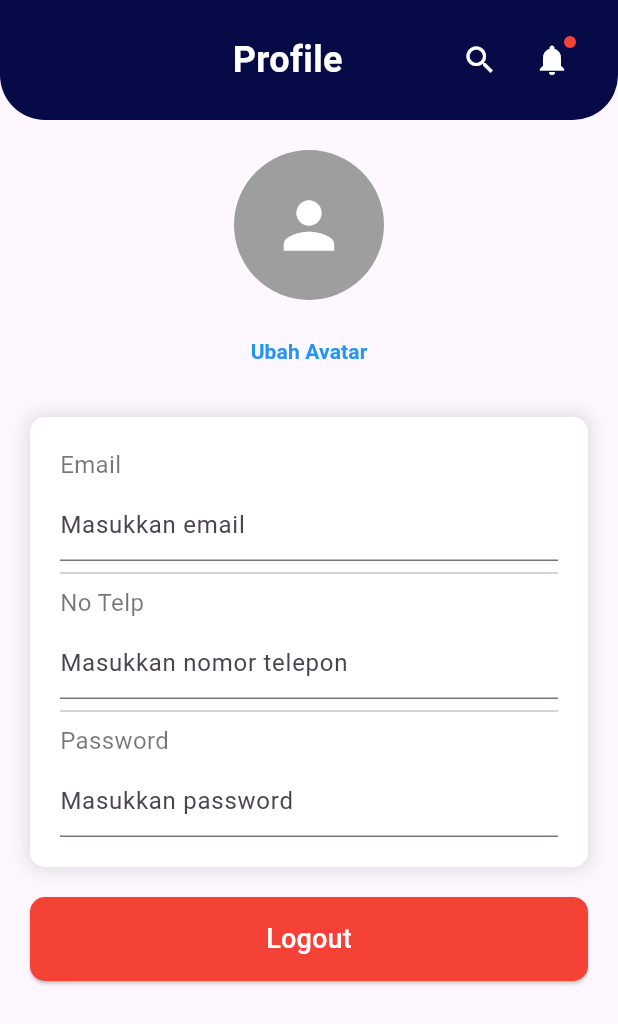
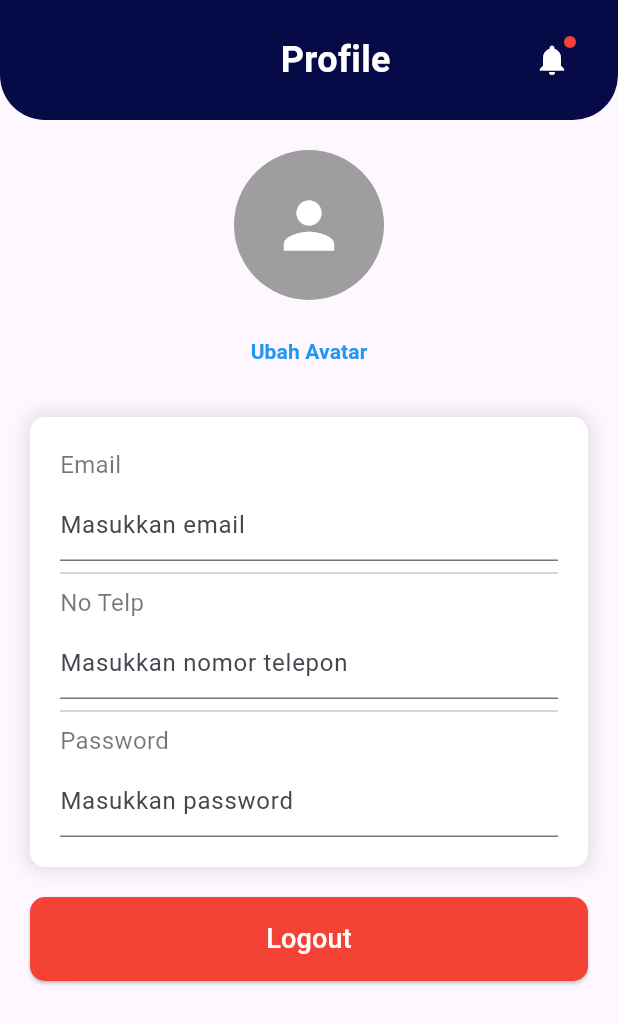
Before and after one commit to davinalifianda123/Wicara_Admin_Mobile, a Flutter app: the ProfileScreen screen opened directly, on a phone screen of 412 x 824 dp. Shown: the top 1024 px of the screen. Run offline on Flutter 3.47's test engine with Material 3 defaults, Android fonts, the light colour scheme and no system bars.

Commit message:
hilangkan search di profile

```diff
--- a/lib/main.dart
+++ b/lib/main.dart
@@ -1262,15 +1262,6 @@ class _ProfileScreenState extends State<ProfileScreen> {
                     const Spacer(),
                     Row(
                       children: [
-                        IconButton(
-                          icon: const Icon(
-                            Icons.search,
-                            color: Colors.white,
-                          ),
-                          onPressed: () {
-                            // Aksi pencarian
-                          },
-                        ),
                         Stack(
                           children: [
                             IconButton(
```
